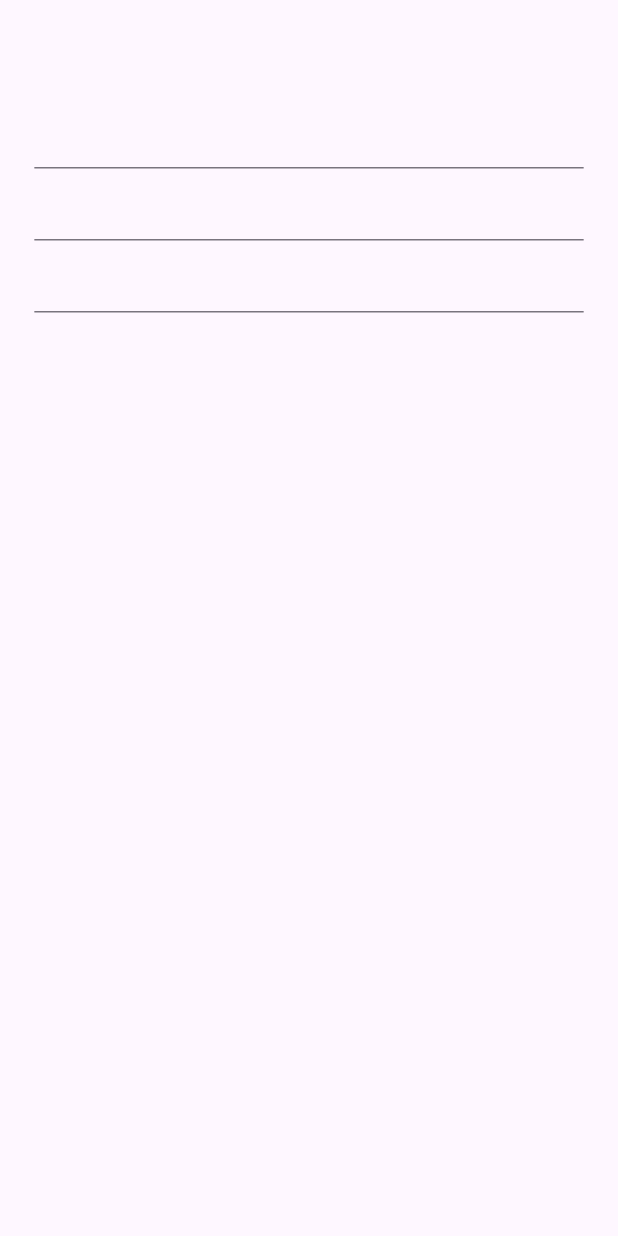
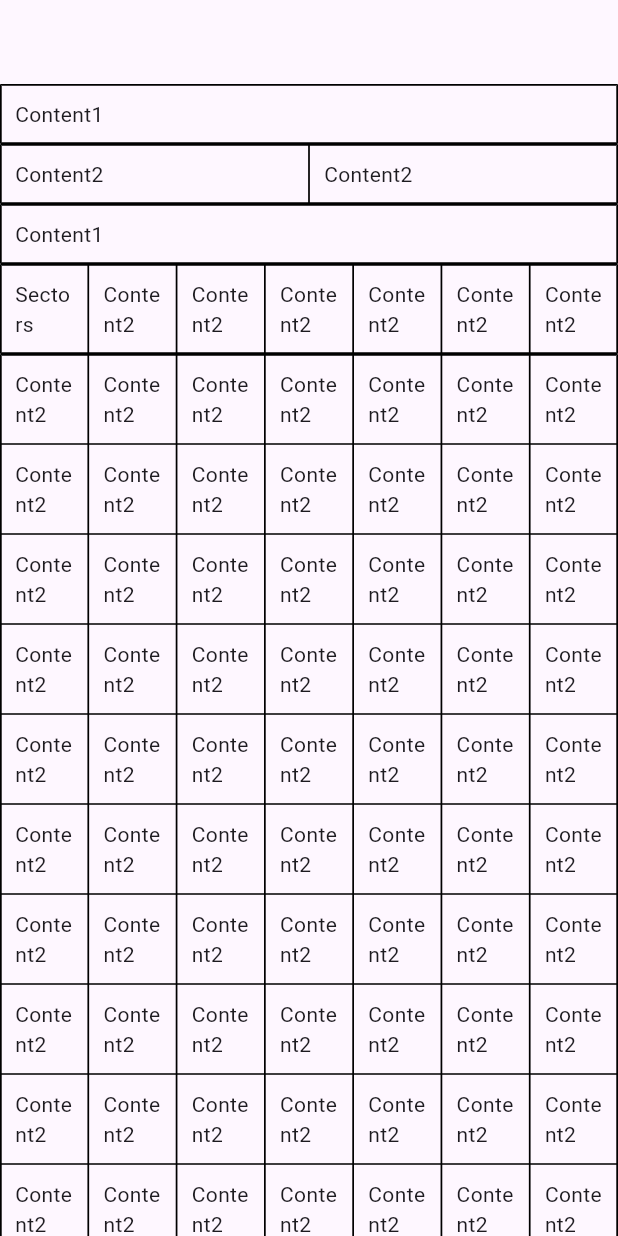
Before and after one commit to Eljoker2002/flight, a Flutter app: the screen it shows after launch, on a phone screen of 412 x 824 dp. Run offline on Flutter 3.47's test engine with Material 3 defaults, Android fonts, the phone set to English and light mode, and no system bars; our stand-ins replace firebase_core, firebase_messaging, flutter_screenutil, google_fonts, phosphor_flutter; accounts and stored records are empty.

Commit message:
2/6/2024

```diff
--- a/lib/Core/app_color.dart
+++ b/lib/Core/app_color.dart
@@ -3,5 +3,7 @@ import 'dart:ui';
 class AppColor{
   static const Color blue29 = Color(0xFF29456F);
   static const Color white = Color(0xFFFFFFFF);
+  static const Color blue2F= Color(0xFF2F5DA2);
+
 
 }
--- /dev/null
+++ b/lib/Features/form_screen/form_screen.dart
@@ -0,0 +1,144 @@
+import 'package:flutter/material.dart';
+import 'package:flutter_screenutil/flutter_screenutil.dart';
+
+class FormScreen extends StatelessWidget {
+  const FormScreen({super.key});
+
+  @override
+  Widget build(BuildContext context) {
+    TableRow _tableRow=const TableRow(
+
+      children: <Widget>[
+        Padding(padding: EdgeInsets.all(10.0),
+          child: Text("Content1"),
+        ),
+
+      ]
+    );
+    TableRow _tableColumn1=const TableRow(
+        children: <Widget>[
+          Padding(padding: EdgeInsets.all(10.0),
+            child: Text("Content2"),
+          ),
+
+          Padding(padding: EdgeInsets.all(10.0),
+            child: Text("Content2"),
+          ),
+
+        ]
+    );
+    TableRow _tableColumn2=const TableRow(
+
+        children: <Widget>[
+          Padding(padding: EdgeInsets.all(10.0),
+            child: Text("Sectors"),
+          ),
+
+          Padding(padding: EdgeInsets.all(10.0),
+            child: Text("Content2"),
+          ),
+          Padding(padding: EdgeInsets.all(10.0),
+            child: Text("Content2"),
+          ),
+          Padding(padding: EdgeInsets.all(10.0),
+            child: Text("Content2"),
+          ),
+          Padding(padding: EdgeInsets.all(10.0),
+            child: Text("Content2"),
+          ),
+          Padding(padding: EdgeInsets.all(10.0),
+            child: Text("Content2"),
+          ),
+          Padding(padding: EdgeInsets.all(10.0),
+            child: Text("Content2"),
+          ),
+        ]
+    );
+    TableRow _tableColumn3=const TableRow(
+
+        children: <Widget>[
+          Padding(padding: EdgeInsets.all(10.0),
+            child: Text("Content2"),
+          ),
+
+          Padding(padding: EdgeInsets.all(10.0),
+            child: Text("Content2"),
+          ),
+          Padding(padding: EdgeInsets.all(10.0),
+            child: Text("Content2"),
+          ),
+          Padding(padding: EdgeInsets.all(10.0),
+            child: Text("Content2"),
+          ),
+          Padding(padding: EdgeInsets.all(10.0),
+            child: Text("Content2"),
+          ),
+          Padding(padding: EdgeInsets.all(10.0),
+            child: Text("Content2"),
+          ),
+          Padding(padding: EdgeInsets.all(10.0),
+            child: Text("Content2"),
+          ),
+        ]
+    );
+
+    return Scaffold(
+      appBar: AppBar(
+        elevation: 0,
+      ),
+      body: Align(
+        alignment: Alignment.center,
+        child: SingleChildScrollView(
+          child: Column(
+            children: [
+             Table(
+               border: TableBorder.all(width: 1.w),
+               children: <TableRow>[
+                 _tableRow,
+               ],
+             ),
+              Table(
+                border: TableBorder.all(width: 1.w),
+                children: <TableRow>[
+                 _tableColumn1,
+                ],
+              ),Table(
+                border: TableBorder.all(width: 1.w),
+                children: <TableRow>[
+                 _tableRow,
+                ],
+              ),Table(
+        border: TableBorder.all(width: 1.w),
+        children: <TableRow>[
+          _tableColumn2]),
+              Table(
+                border: TableBorder.all(width: 1.w),
+                children: <TableRow>[
+                 _tableColumn3,
+                  _tableColumn3,
+                  _tableColumn3,
+                  _tableColumn3,
+                  _tableColumn3,
+                  _tableColumn3,
+                  _tableColumn3,
+                  _tableColumn3,
+                  _tableColumn3,
+                  _tableColumn3,
+                  _tableColumn3,
+                  _tableColumn3,
+                  _tableColumn3,
+                  _tableColumn3,
+                  _tableColumn3,
+                  _tableColumn3,
+
+
+
+                ],
+              )
+            ],
+          ),
+        ),
+      ),
+    );
+  }
+}
--- a/lib/Features/log_in_screen/refactor_text_form.dart
+++ b/lib/Features/log_in_screen/refactor_text_form.dart
@@ -10,7 +10,9 @@ import '../../Core/app_color.dart';
 class RefactorTextFormField extends StatelessWidget {
   RefactorTextFormField({
     super.key,
+    this.changeHeight = false,
   });
+  final bool changeHeight;
   @override
   Widget build(BuildContext context) {
     return Padding(
--- a/lib/main.dart
+++ b/lib/main.dart
@@ -1,5 +1,8 @@
 import 'package:firebase_core/firebase_core.dart';
 import 'package:firebase_messaging/firebase_messaging.dart';
+import 'package:flight/Features/Information/information_screen.dart';
+import 'package:flight/Features/form_screen/form_screen.dart';
+import 'package:flight/Features/log_in_screen/login_in.dart';
 import 'package:flutter/material.dart';
 import 'package:flutter_screenutil/flutter_screenutil.dart';
 import 'Features/admin/screen1.dart';
@@ -26,7 +29,7 @@ class MyApp extends StatelessWidget {
         return child!;
       },
       debugShowCheckedModeBanner: false,
-      home: FirstScreenAdmin(),
+      home: FormScreen(),
     );
   }
 }
```
Also changed, not shown: lib/Features/Information/information_screen.dart (added, +135 -0 lines), asset/images/sky.jpg (added), pubspec.lock.
